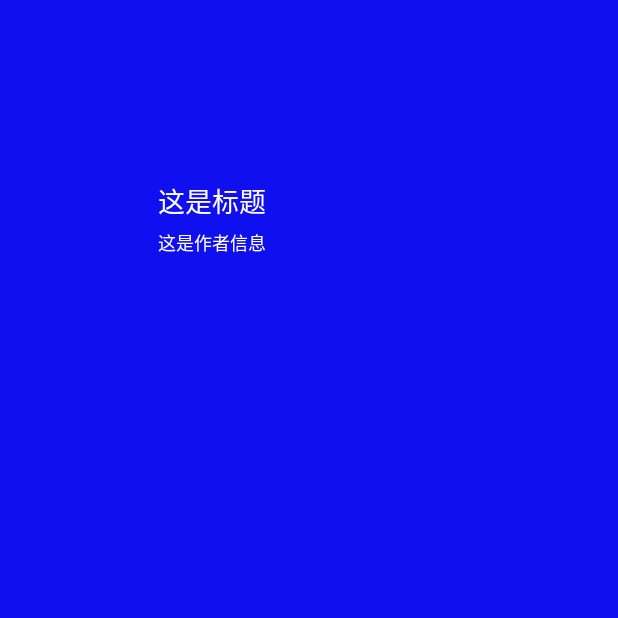
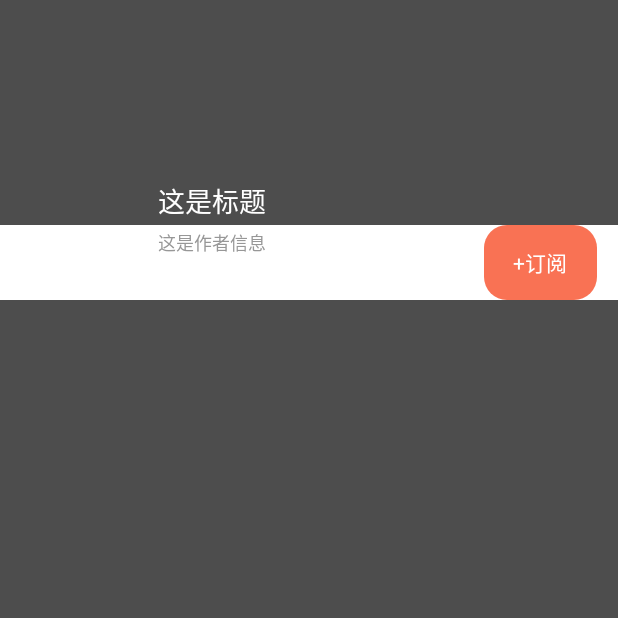
Before and after one commit to 413180794/androidXiMaLaYaFM, an Android app: the DetailActivity screen opened directly, with no data from a screen before it, on a phone screen of 412 x 824 dp, the top half of it. Run offline under Robolectric (Android 15) with nearby library versions, the phone set to English and light mode, and no system bars; our stand-ins replace Picasso.

Commit message:
使用 drawable 实现订阅内容

```diff
--- a/app/build.gradle
+++ b/app/build.gradle
@@ -6,7 +6,7 @@ android {
 
     defaultConfig {
         applicationId "com.example.androidximalayafm"
-        minSdkVersion 26
+        minSdkVersion 27
         targetSdkVersion 29
         versionCode 1
         versionName "1.0"
--- a/app/src/main/res/layout/activity_detail.xml
+++ b/app/src/main/res/layout/activity_detail.xml
@@ -2,7 +2,7 @@
 <RelativeLayout
     xmlns:android="http://schemas.android.com/apk/res/android" android:layout_width="match_parent"
     android:layout_height="match_parent"
-    android:background="#0f0ff0">
+    android:background="#4d4d4d">
 
 
     <ImageView
@@ -11,12 +11,31 @@
         android:layout_height="150dp"
         android:scaleType="fitXY"
         />
+    <RelativeLayout
+        android:layout_below="@+id/iv_large_cover"
+        android:layout_width="match_parent"
+        android:background="#ffffff"
+        android:layout_height="50dp">
+        <TextView
+            android:layout_width="75dp"
+            android:layout_height="75dp"
+            android:textColor="@color/white"
+            android:layout_centerVertical="true"
+            android:layout_alignParentRight="true"
+            android:layout_marginRight="14dp"
+            android:background="@drawable/shape_subscription_bg"
+            android:gravity="center"
+            android:text="+订阅"/>
+
+
+
+    </RelativeLayout>
     <com.example.androidximalayafm.views.RoundRectImageView
         android:layout_width="75dp"
         android:layout_below="@+id/iv_large_cover"
         android:id="@+id/viv_small_cover"
         android:scaleType="fitXY"
-        android:layout_marginTop="-45dp"
+        android:layout_marginTop="-40dp"
         android:layout_marginLeft="10dp"
         android:layout_height="75dp"
        />
@@ -35,7 +54,7 @@
             android:layout_width="wrap_content"
             android:layout_height="wrap_content"
             android:textSize="18sp"
-            android:textColor="#ffffff"
+            android:textColor="@color/white"
             android:text="这是标题"/>
         <TextView
             android:id="@+id/tv_ablum_author"
@@ -43,7 +62,8 @@
             android:layout_height="wrap_content"
             android:textSize="12sp"
             android:layout_marginTop="5dp"
-            android:textColor="#ffffff"
+            android:textColor="@color/sub_text_title"
             android:text="这是作者信息"/>
     </LinearLayout>
+
 </RelativeLayout>
```
Also changed, not shown: app/src/main/AndroidManifest.xml (+5 -4 lines), app/src/main/java/com/example/androidximalayafm/DetailActivity.java (+19 -1 lines), app/src/main/java/com/example/androidximalayafm/utils/ImageBlur.java (added, +61 -0 lines).
